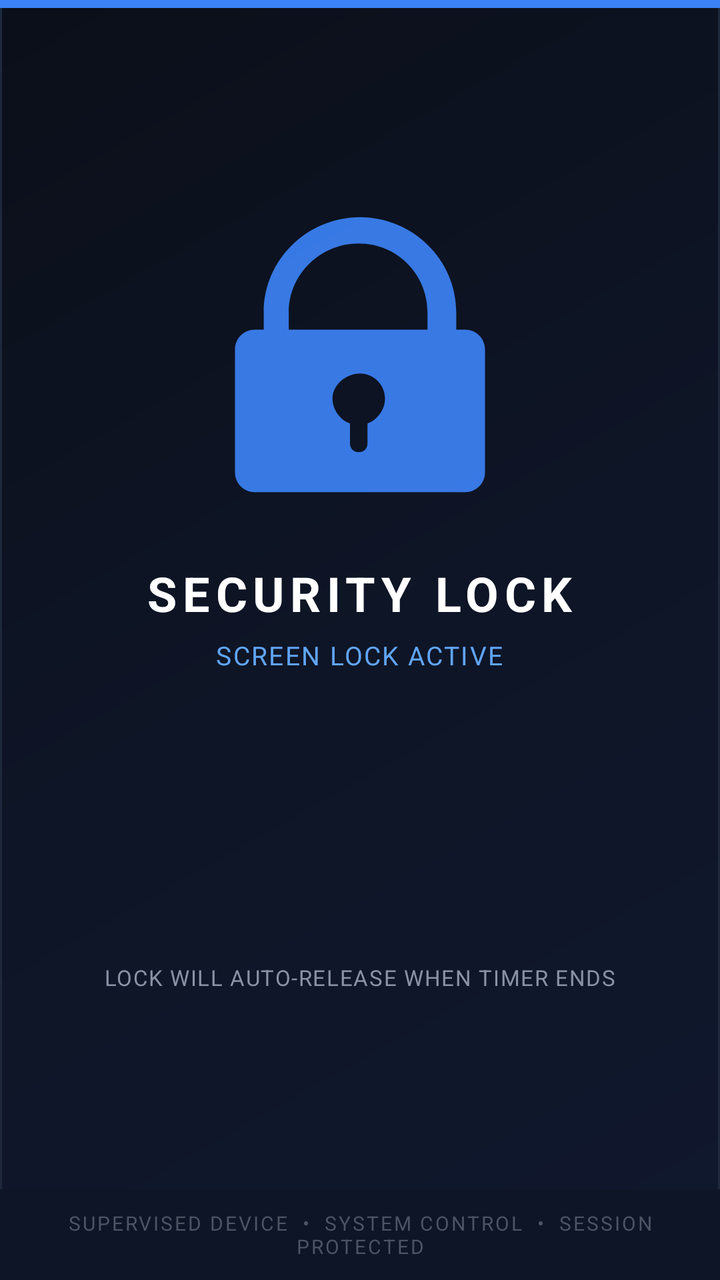
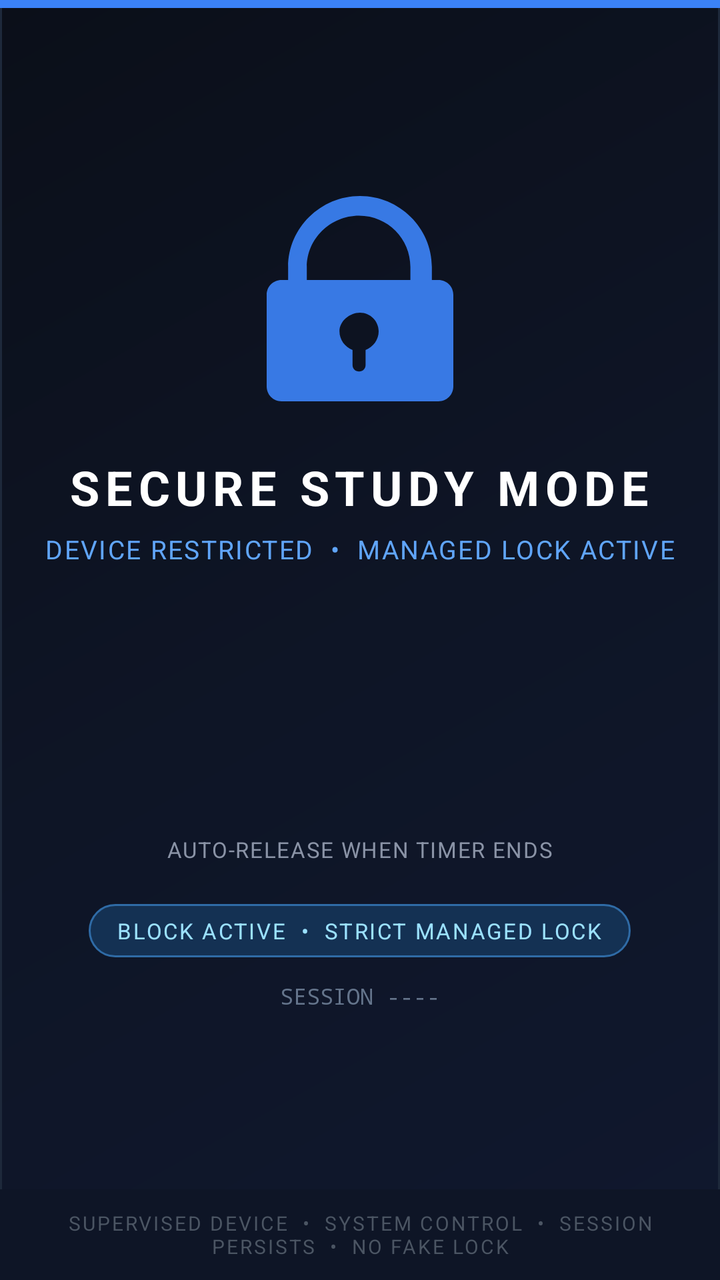

The first picture is an Android layout as it rendered before a commit; the second is the same layout after the commit. The layout source and the unified diff follow.
<!-- AndroidManifest.xml: activity theme android:Theme.Black.NoTitleBar.Fullscreen -->
<!-- res/layout/activity_block_screen.xml -->
<?xml version="1.0" encoding="utf-8"?>
<LinearLayout xmlns:android="http://schemas.android.com/apk/res/android"
    android:layout_width="match_parent"
    android:layout_height="match_parent"
    android:orientation="vertical"
    android:background="@drawable/bg_security_lock">

    <View
        android:layout_width="match_parent"
        android:layout_height="4dp"
        android:background="#3B82F6" />

    <LinearLayout
        android:layout_width="match_parent"
        android:layout_height="0dp"
        android:layout_weight="1"
        android:orientation="vertical"
        android:gravity="center">

        <ImageView
            android:id="@+id/block_icon"
            android:layout_width="150dp"
            android:layout_height="150dp"
            android:contentDescription="Security Lock"
            android:src="@drawable/ic_security_lock"
            android:tint="#3B82F6"
            android:alpha="0.92" />

        <TextView
            android:id="@+id/block_title"
            android:layout_width="wrap_content"
            android:layout_height="wrap_content"
            android:layout_marginTop="28dp"
            android:letterSpacing="0.12"
            android:text="SECURITY LOCK"
            android:textColor="#FFFFFF"
            android:textSize="24sp"
            android:textStyle="bold" />

        <TextView
            android:layout_width="wrap_content"
            android:layout_height="wrap_content"
            android:layout_marginTop="6dp"
            android:letterSpacing="0.06"
            android:text="SCREEN LOCK ACTIVE"
            android:textColor="#60A5FA"
            android:textSize="13sp" />

        <TextView
            android:id="@+id/block_countdown_text"
            android:layout_width="wrap_content"
            android:layout_height="wrap_content"
            android:layout_marginTop="36dp"
            android:fontFamily="monospace"
            android:textColor="#3B82F6"
            android:textSize="76sp"
            android:textStyle="bold" />

        <TextView
            android:layout_width="wrap_content"
            android:layout_height="wrap_content"
            android:layout_marginTop="8dp"
            android:text="LOCK WILL AUTO-RELEASE WHEN TIMER ENDS"
            android:textColor="#8A93A6"
            android:textSize="11sp"
            android:letterSpacing="0.05" />

    </LinearLayout>

    <TextView
        android:layout_width="match_parent"
        android:layout_height="wrap_content"
        android:background="#0E1526"
        android:gravity="center"
        android:padding="10dp"
        android:text="SUPERVISED DEVICE  •  SYSTEM CONTROL  •  SESSION PROTECTED"
        android:textColor="#4B5563"
        android:textSize="10sp"
        android:letterSpacing="0.1" />
</LinearLayout>
<!-- resources referenced by this layout -->
<resources>
  <!-- drawable bg_security_lock (drawable) -->
  <?xml version="1.0" encoding="utf-8"?>
  <shape xmlns:android="http://schemas.android.com/apk/res/android"
      android:shape="rectangle">
      <gradient
          android:angle="315"
          android:startColor="#0B0F19"
          android:centerColor="#0E1526"
          android:endColor="#10182E"
          android:type="linear" />
      <stroke
          android:width="1dp"
          android:color="#1E293B" />
  </shape>
  <!-- drawable ic_security_lock (drawable) -->
  <?xml version="1.0" encoding="utf-8"?>
  <vector xmlns:android="http://schemas.android.com/apk/res/android"
      android:width="256dp"
      android:height="256dp"
      android:viewportWidth="24"
      android:viewportHeight="24"
      android:tint="#3B82F6">
      <path
          android:fillColor="#FFFFFFFF"
          android:pathData="M12,1C7.8,1 4.3,4.4 4.3,8.6V10H3.6C2.7,10 2,10.7 2,11.6V21.4C2,22.3 2.7,23 3.6,23H20.4C21.3,23 22,22.3 22,21.4V11.6C22,10.7 21.3,10 20.4,10H19.7V8.6C19.7,4.4 16.2,1 12,1ZM6.3,8.6C6.3,5.6 8.8,3.1 11.9,3.1C15,3.1 17.4,5.6 17.4,8.6V10H6.3V8.6ZM12,13.5C13.1,13.5 14,14.4 14,15.5C14,16.4 13.4,17.2 12.6,17.5V19.1C12.6,19.5 12.3,19.8 11.9,19.8C11.5,19.8 11.2,19.5 11.2,19.1V17.5C10.4,17.2 9.8,16.4 9.8,15.5C9.8,14.4 10.9,13.5 12,13.5Z" />
  </vector>
</resources>

<!-- the commit's change to res/layout/activity_block_screen.xml (unified diff, before → after) -->
@@ -19,9 +19,9 @@
 
         <ImageView
             android:id="@+id/block_icon"
-            android:layout_width="150dp"
-            android:layout_height="150dp"
-            android:contentDescription="Security Lock"
+            android:layout_width="112dp"
+            android:layout_height="112dp"
+            android:contentDescription="Strict Managed Lock"
             android:src="@drawable/ic_security_lock"
             android:tint="#3B82F6"
             android:alpha="0.92" />
@@ -30,9 +30,9 @@
             android:id="@+id/block_title"
             android:layout_width="wrap_content"
             android:layout_height="wrap_content"
-            android:layout_marginTop="28dp"
+            android:layout_marginTop="22dp"
             android:letterSpacing="0.12"
-            android:text="SECURITY LOCK"
+            android:text="SECURE STUDY MODE"
             android:textColor="#FFFFFF"
             android:textSize="24sp"
             android:textStyle="bold" />
@@ -42,7 +42,7 @@
             android:layout_height="wrap_content"
             android:layout_marginTop="6dp"
             android:letterSpacing="0.06"
-            android:text="SCREEN LOCK ACTIVE"
+            android:text="DEVICE RESTRICTED  •  MANAGED LOCK ACTIVE"
             android:textColor="#60A5FA"
             android:textSize="13sp" />
 
@@ -50,20 +50,45 @@
             android:id="@+id/block_countdown_text"
             android:layout_width="wrap_content"
             android:layout_height="wrap_content"
-            android:layout_marginTop="36dp"
+            android:layout_marginTop="32dp"
             android:fontFamily="monospace"
             android:textColor="#3B82F6"
-            android:textSize="76sp"
+            android:textSize="72sp"
             android:textStyle="bold" />
 
         <TextView
             android:layout_width="wrap_content"
             android:layout_height="wrap_content"
-            android:layout_marginTop="8dp"
-            android:text="LOCK WILL AUTO-RELEASE WHEN TIMER ENDS"
+            android:layout_marginTop="6dp"
+            android:text="AUTO-RELEASE WHEN TIMER ENDS"
             android:textColor="#8A93A6"
             android:textSize="11sp"
             android:letterSpacing="0.05" />
+
+        <TextView
+            android:id="@+id/block_state_chip"
+            android:layout_width="wrap_content"
+            android:layout_height="wrap_content"
+            android:layout_marginTop="20dp"
+            android:background="@drawable/bg_session_chip"
+            android:paddingLeft="14dp"
+            android:paddingTop="6dp"
+            android:paddingRight="14dp"
+            android:paddingBottom="6dp"
+            android:text="BLOCK ACTIVE  •  STRICT MANAGED LOCK"
+            android:textColor="#9BE1FF"
+            android:textSize="11sp"
+            android:letterSpacing="0.08" />
+
+        <TextView
+            android:id="@+id/block_session_id"
+            android:layout_width="wrap_content"
+            android:layout_height="wrap_content"
+            android:layout_marginTop="12dp"
+            android:fontFamily="monospace"
+            android:text="SESSION ----"
+            android:textColor="#64748B"
+            android:textSize="11sp" />
 
     </LinearLayout>
 
@@ -73,7 +98,7 @@
         android:background="#0E1526"
         android:gravity="center"
         android:padding="10dp"
-        android:text="SUPERVISED DEVICE  •  SYSTEM CONTROL  •  SESSION PROTECTED"
+        android:text="SUPERVISED DEVICE  •  SYSTEM CONTROL  •  SESSION PERSISTS  •  NO FAKE LOCK"
         android:textColor="#4B5563"
         android:textSize="10sp"
         android:letterSpacing="0.1" />
<!-- resource entries referenced after the edit -->
@@ -14,6 +14,16 @@
           android:width="1dp"
           android:color="#1E293B" />
   </shape>
+  <!-- drawable bg_session_chip (drawable) -->
+  <?xml version="1.0" encoding="utf-8"?>
+  <shape xmlns:android="http://schemas.android.com/apk/res/android"
+      android:shape="rectangle">
+      <solid android:color="#143153" />
+      <corners android:radius="18dp" />
+      <stroke
+          android:width="1dp"
+          android:color="#2F6BA6" />
+  </shape>
   <!-- drawable ic_security_lock (drawable) -->
   <?xml version="1.0" encoding="utf-8"?>
   <vector xmlns:android="http://schemas.android.com/apk/res/android"
